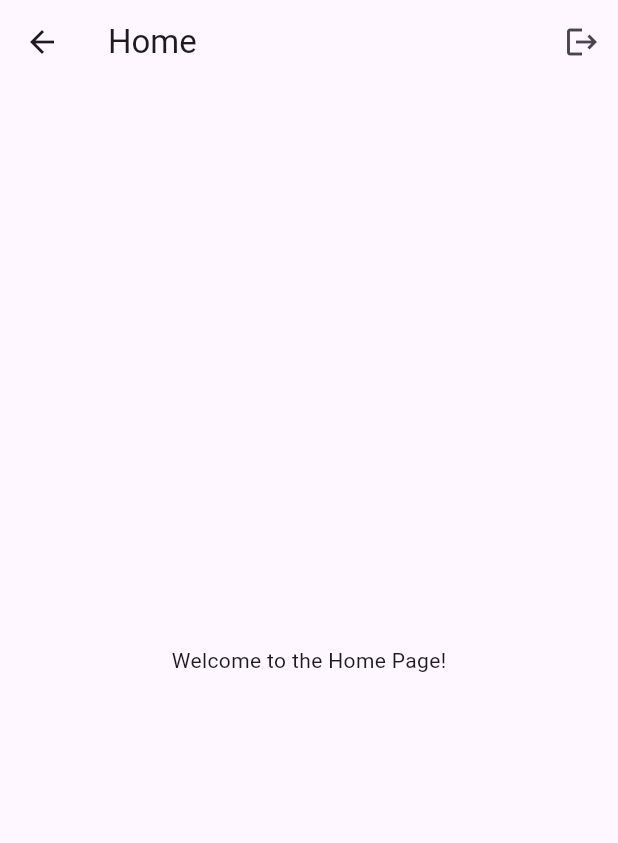
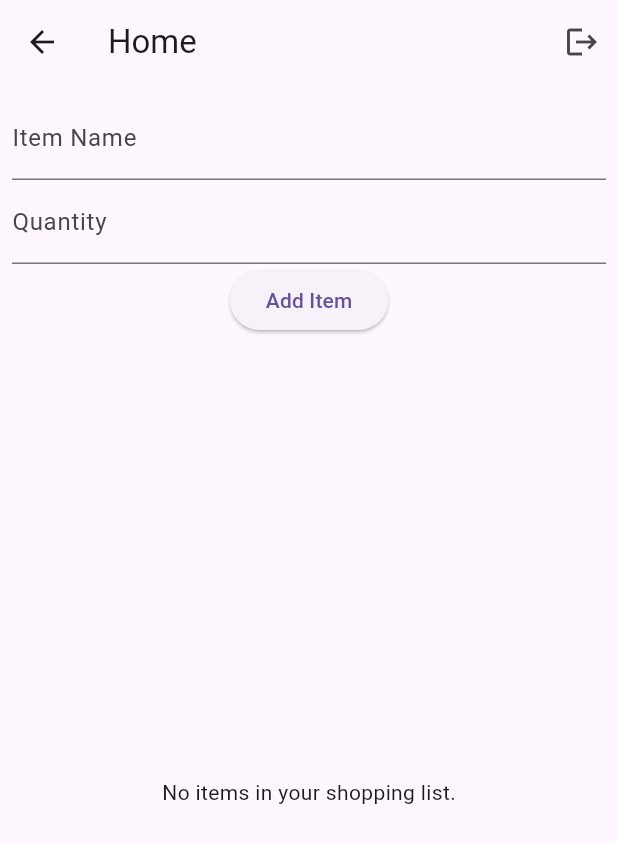
Before and after one commit to JakubWrobel1/Shopper, a Flutter app: the HomePage screen opened by its route, on a phone screen of 412 x 824 dp. Shown: the top 843 px of the screen. Run offline on Flutter 3.47's test engine with Material 3 defaults, Android fonts, the phone set to English and light mode, and no system bars; our stand-ins replace cloud_firestore, firebase_auth, firebase_core; accounts and stored records are empty.

Commit message:
shopping_list

```diff
--- a/lib/main.dart
+++ b/lib/main.dart
@@ -1,9 +1,9 @@
 import 'package:flutter/material.dart';
 import 'package:firebase_core/firebase_core.dart';
 import 'firebase_options.dart';
-import 'pages/login_page.dart';
+import 'pages/login_register_pages/login_page.dart';
 import 'pages/home_page.dart';
-import 'pages/register_page.dart'; // Importuj stronę rejestracji
+import 'pages/login_register_pages/register_page.dart'; // Importuj stronę rejestracji
 
 void main() async {
   WidgetsFlutterBinding.ensureInitialized();
--- a/lib/pages/home_page.dart
+++ b/lib/pages/home_page.dart
@@ -1,11 +1,53 @@
 import 'package:flutter/material.dart';
+import 'package:cloud_firestore/cloud_firestore.dart';
 import 'package:firebase_auth/firebase_auth.dart';
 
-class HomePage extends StatelessWidget {
+class HomePage extends StatefulWidget {
+  @override
+  _HomePageState createState() => _HomePageState();
+}
+
+class _HomePageState extends State<HomePage> {
   final FirebaseAuth _auth = FirebaseAuth.instance;
+  final TextEditingController _itemNameController = TextEditingController();
+  final TextEditingController _quantityController = TextEditingController();
+
+  void addItemToShoppingList(String itemName, int quantity) async {
+    User? user = _auth.currentUser;
+
+    if (user != null) {
+      FirebaseFirestore.instance
+          .collection('shopping_lists')
+          .doc(user.uid)
+          .collection('items')
+          .add({
+        'name': itemName,
+        'quantity': quantity,
+      });
+    } else {
+      print("User is not logged in.");
+    }
+  }
+
+  void deleteItemFromShoppingList(String itemId) async {
+    User? user = _auth.currentUser;
+
+    if (user != null) {
+      FirebaseFirestore.instance
+          .collection('shopping_lists')
+          .doc(user.uid)
+          .collection('items')
+          .doc(itemId)
+          .delete();
+    } else {
+      print("User is not logged in.");
+    }
+  }
 
   @override
   Widget build(BuildContext context) {
+    User? user = _auth.currentUser;
+
     return Scaffold(
       appBar: AppBar(
         title: Text('Home'),
@@ -19,9 +61,81 @@ class HomePage extends StatelessWidget {
           ),
         ],
       ),
-      body: Center(
-        child: Text('Welcome to the Home Page!'),
-      ),
+      body: user == null
+          ? Center(child: Text('Please log in to see your shopping list'))
+          : Column(
+              children: [
+                Padding(
+                  padding: const EdgeInsets.all(8.0),
+                  child: Column(
+                    children: [
+                      TextField(
+                        controller: _itemNameController,
+                        decoration: InputDecoration(labelText: 'Item Name'),
+                      ),
+                      TextField(
+                        controller: _quantityController,
+                        decoration: InputDecoration(labelText: 'Quantity'),
+                        keyboardType: TextInputType.number,
+                      ),
+                      ElevatedButton(
+                        onPressed: () {
+                          addItemToShoppingList(
+                            _itemNameController.text,
+                            int.parse(_quantityController.text),
+                          );
+                          _itemNameController.clear();
+                          _quantityController.clear();
+                        },
+                        child: Text('Add Item'),
+                      ),
+                    ],
+                  ),
+                ),
+                Expanded(
+                  child: StreamBuilder<QuerySnapshot>(
+                    stream: FirebaseFirestore.instance
+                        .collection('shopping_lists')
+                        .doc(user.uid)
+                        .collection('items')
+                        .snapshots(),
+                    builder: (context, snapshot) {
+                      if (!snapshot.hasData) {
+                        return Center(child: CircularProgressIndicator());
+                      }
+
+                      var items = snapshot.data!.docs;
+
+                      if (items.isEmpty) {
+                        return Center(
+                            child: Text('No items in your shopping list.'));
+                      }
+
+                      return ListView.builder(
+                        itemCount: items.length,
+                        itemBuilder: (context, index) {
+                          var item = items[index];
+                          var itemName = item['name'];
+                          var quantity = item['quantity'];
+                          var itemId = item.id;
+
+                          return ListTile(
+                            title: Text(itemName),
+                            subtitle: Text('Quantity: $quantity'),
+                            trailing: IconButton(
+                              icon: Icon(Icons.delete),
+                              onPressed: () {
+                                deleteItemFromShoppingList(itemId);
+                              },
+                            ),
+                          );
+                        },
+                      );
+                    },
+                  ),
+                ),
+              ],
+            ),
     );
   }
 }
--- /dev/null
+++ b/lib/pages/shopping_list_pages/shopping_list_functions/add_item_to_shopping_list.dart
@@ -0,0 +1,19 @@
+import 'package:cloud_firestore/cloud_firestore.dart';
+import 'package:firebase_auth/firebase_auth.dart';
+
+void addItemToShoppingList(String itemName, int quantity) async {
+  User? user = FirebaseAuth.instance.currentUser;
+
+  if (user != null) {
+    FirebaseFirestore.instance
+        .collection('shopping_lists')
+        .doc(user.uid)
+        .collection('items')
+        .add({
+      'name': itemName,
+      'quantity': quantity,
+    });
+  } else {
+    print("User is not logged in.");
+  }
+}
--- /dev/null
+++ b/lib/pages/shopping_list_pages/shopping_list_page.dart
@@ -0,0 +1,95 @@
+import 'package:flutter/material.dart';
+import 'package:cloud_firestore/cloud_firestore.dart';
+import 'package:firebase_auth/firebase_auth.dart';
+import 'shopping_list_functions/add_item_to_shopping_list.dart';
+
+class ShoppingListPage extends StatefulWidget {
+  @override
+  _ShoppingListPageState createState() => _ShoppingListPageState();
+}
+
+class _ShoppingListPageState extends State<ShoppingListPage> {
+  final _itemNameController = TextEditingController();
+  final _quantityController = TextEditingController();
+
+  @override
+  Widget build(BuildContext context) {
+    User? user = FirebaseAuth.instance.currentUser;
+
+    if (user == null) {
+      return Scaffold(
+        appBar: AppBar(title: Text('Shopping List')),
+        body: Center(child: Text('Please log in to see your shopping list')),
+      );
+    }
+
+    return Scaffold(
+      appBar: AppBar(title: Text('Shopping List')),
+      body: Column(
+        children: [
+          Padding(
+            padding: const EdgeInsets.all(8.0),
+            child: Column(
+              children: [
+                TextField(
+                  controller: _itemNameController,
+                  decoration: InputDecoration(labelText: 'Item Name'),
+                ),
+                TextField(
+                  controller: _quantityController,
+                  decoration: InputDecoration(labelText: 'Quantity'),
+                  keyboardType: TextInputType.number,
+                ),
+                ElevatedButton(
+                  onPressed: () {
+                    addItemToShoppingList(
+                      _itemNameController.text,
+                      int.parse(_quantityController.text),
+                    );
+                    _itemNameController.clear();
+                    _quantityController.clear();
+                  },
+                  child: Text('Add Item'),
+                ),
+              ],
+            ),
+          ),
+          Expanded(
+            child: StreamBuilder<QuerySnapshot>(
+              stream: FirebaseFirestore.instance
+                  .collection('shopping_lists')
+                  .doc(user.uid)
+                  .collection('items')
+                  .snapshots(),
+              builder: (context, snapshot) {
+                if (!snapshot.hasData) {
+                  return Center(child: CircularProgressIndicator());
+                }
+
+                var items = snapshot.data!.docs;
+
+                if (items.isEmpty) {
+                  return Center(child: Text('No items in your shopping list.'));
+                }
+
+                return ListView.builder(
+                  itemCount: items.length,
+                  itemBuilder: (context, index) {
+                    var item = items[index];
+                    var itemName = item['name'];
+                    var quantity = item['quantity'];
+
+                    return ListTile(
+                      title: Text(itemName),
+                      subtitle: Text('Quantity: $quantity'),
+                    );
+                  },
+                );
+              },
+            ),
+          ),
+        ],
+      ),
+    );
+  }
+}
```
Also changed, not shown: lib/pages/login_register_pages/login_page.dart (renamed from lib/pages/login_page.dart), lib/pages/login_register_pages/register_page.dart (renamed from lib/pages/register_page.dart), 1 other file.
